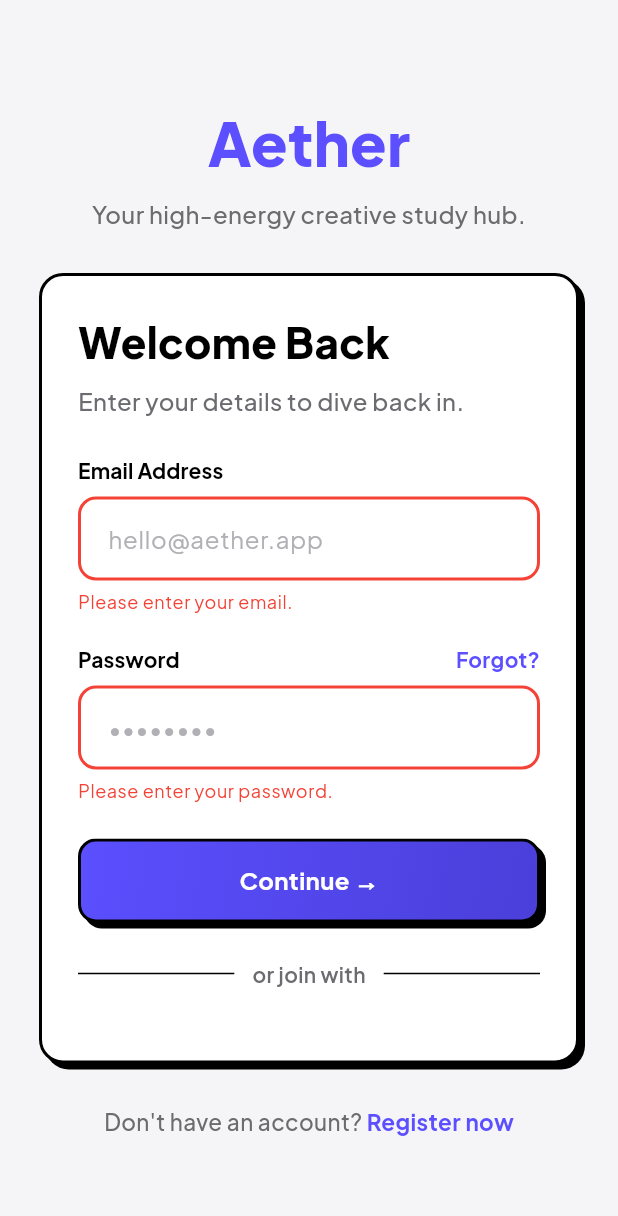
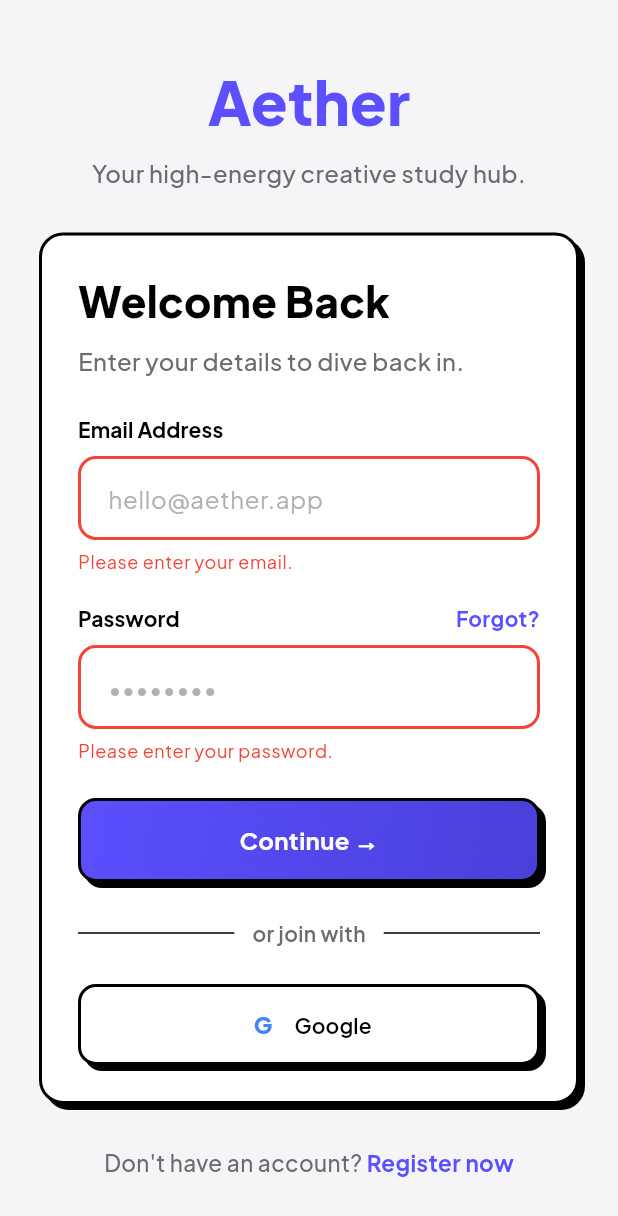
Before and after one commit to MajidFQ/Aether, a Flutter app: the screen it shows after launch, after a tap on "Continue →", on a phone screen of 412 x 824 dp. Shown: the top 1216 px of the screen. Run offline on Flutter 3.47's test engine with Material 3 defaults, Android fonts, the phone set to English and light mode, and no system bars; our stand-ins replace firebase_auth, firebase_core, google_fonts, google_sign_in; accounts and stored records are empty; network calls fail.

Commit message:
fix: repair Google Sign-In functionality for web

```diff
--- a/lib/main.dart
+++ b/lib/main.dart
@@ -13,11 +13,6 @@ Future<void> main() async {
   await Firebase.initializeApp(
     options: DefaultFirebaseOptions.currentPlatform,
   );
-
-  // Do not call GoogleSignIn.instance.initialize() here: on web it requires an
-  // OAuth Web client ID (meta tag or dart-define) and will assert before runApp,
-  // which shows a blank page. Initialization runs lazily in AuthService when
-  // the user taps "Google".
 
   runApp(
     Provider<AuthService>(
--- a/lib/screens/auth/login_screen.dart
+++ b/lib/screens/auth/login_screen.dart
@@ -7,32 +7,17 @@ import '../../services/auth_service.dart';
 import '../../widgets/custom_text_field.dart';
 import '../../widgets/social_button.dart';
 
-// =============================================================================
-// Design tokens — match the Figma / spec (colors, radii, shadow).
-// =============================================================================
+// --- Design tokens (neo-brutalist) ---
 
-/// Primary brand purple used for headlines, links, and the main call-to-action.
 const Color _kPrimary = Color(0xFF5B4FFF);
-
-/// Page background behind the floating card.
 const Color _kPageBackground = Color(0xFFF5F5F7);
-
-/// Neo-brutalist outline and hard shadow color.
 const Color _kBorderBlack = Color(0xFF000000);
-
-/// Secondary copy (taglines, hints, divider label).
 const Color _kMutedGray = Color(0xFF6B6B70);
 
-/// Card corner rounding.
 const double _kCardRadius = 16;
-
-/// Inputs, buttons, and social tiles share this corner radius.
 const double _kControlRadius = 12;
-
-/// Inner padding for the white login card.
 const double _kCardPadding = 24;
 
-/// Solid “lifted card” shadow used across the screen.
 const List<BoxShadow> _kNeoShadow = [
   BoxShadow(
     color: Colors.black,
@@ -42,13 +27,11 @@ const List<BoxShadow> _kNeoShadow = [
   ),
 ];
 
-/// Named routes used from this screen (also registered in [MaterialApp.routes]).
 abstract class LoginScreenRoutes {
   static const String home = '/home';
   static const String register = '/register';
 }
 
-/// High-energy neo-brutalist login experience wired to Firebase via [AuthService].
 class LoginScreen extends StatefulWidget {
   const LoginScreen({super.key});
 
@@ -57,24 +40,14 @@ class LoginScreen extends StatefulWidget {
 }
 
 class _LoginScreenState extends State<LoginScreen> {
-  // ---------------------------------------------------------------------------
-  // Controllers — keep text separate from the widget tree so values survive
-  // rebuilds and can be disposed cleanly in [dispose].
-  // ---------------------------------------------------------------------------
+  // --- State & controllers ---
+
   final TextEditingController emailController = TextEditingController();
   final TextEditingController passwordController = TextEditingController();
 
-  /// When true, email/password and social actions are disabled and the primary
-  /// button shows a spinner instead of the label.
   bool isLoading = false;
-
-  /// Client-side validation for the email field (format).
   String? emailError;
-
-  /// Client-side validation for the password field (length).
   String? passwordError;
-
-  /// Firebase or network error that is not tied to a single field.
   String? firebaseError;
 
   @override
@@ -84,31 +57,23 @@ class _LoginScreenState extends State<LoginScreen> {
     super.dispose();
   }
 
-  // ---------------------------------------------------------------------------
-  // Validation helpers — small pure functions keep the UI code readable.
-  // ---------------------------------------------------------------------------
+  // --- Auth & validation ---
 
-  /// Returns `null` when the string looks like a normal email address.
-  String? validateEmailFormat(String value) {
-    final trimmed = value.trim();
-    if (trimmed.isEmpty) return 'Please enter your email.';
-    final emailPattern = RegExp(r'^[^@\s]+@[^@\s]+\.[^@\s]+$');
-    if (!emailPattern.hasMatch(trimmed)) {
+  String? _validateEmail(String value) {
+    final t = value.trim();
+    if (t.isEmpty) return 'Please enter your email.';
+    if (!RegExp(r'^[^@\s]+@[^@\s]+\.[^@\s]+$').hasMatch(t)) {
       return 'Enter a valid email address.';
     }
     return null;
   }
 
-  /// Firebase password rules are stricter; we enforce at least six characters.
-  String? validatePasswordLength(String value) {
+  String? _validatePassword(String value) {
     if (value.isEmpty) return 'Please enter your password.';
-    if (value.length < 6) {
-      return 'Password must be at least 6 characters.';
-    }
+    if (value.length < 6) return 'Password must be at least 6 characters.';
     return null;
   }
 
-  /// Clears server-side errors whenever the user edits a field.
   void _onEmailChanged(String _) {
     if (firebaseError != null || emailError != null) {
       setState(() {
@@ -127,49 +92,36 @@ class _LoginScreenState extends State<LoginScreen> {
     }
   }
 
-  /// Maps [FirebaseAuthException.code] to short, human-readable copy.
-  void _applyFirebaseAuthError(FirebaseAuthException e) {
-    switch (e.code) {
-      case 'invalid-email':
+  void _mapFirebaseAuthError(FirebaseAuthException e) {
+    final code = e.code;
+    if (code == 'invalid-email') {
       emailError = 'That email address is not valid.';
-        break;
-      case 'user-disabled':
+    } else if (code == 'user-disabled') {
       firebaseError = 'This account has been disabled.';
-        break;
-      case 'user-not-found':
+    } else if (code == 'user-not-found') {
       emailError = 'No account found for that email.';
-        break;
-      case 'wrong-password':
+    } else if (code == 'wrong-password') {
       passwordError = 'Incorrect password. Try again.';
-        break;
-      case 'invalid-credential':
-      case 'invalid-login-credentials':
-        firebaseError = 'Those credentials did not work. Check email/password.';
-        break;
-      default:
+    } else if (code == 'invalid-credential' ||
+        code == 'invalid-login-credentials') {
+      firebaseError =
+          'Those credentials did not work. Check email/password.';
+    } else {
       firebaseError = e.message ?? 'Something went wrong. Please try again.';
     }
   }
 
-  // ---------------------------------------------------------------------------
-  // Auth actions — delegate all Firebase work to [AuthService].
-  // ---------------------------------------------------------------------------
-
-  Future<void> _handleEmailLogin(AuthService auth) async {
+  Future<void> _loginWithEmail(AuthService auth) async {
     FocusScope.of(context).unfocus();
 
     setState(() {
-      emailError = validateEmailFormat(emailController.text);
-      passwordError = validatePasswordLength(passwordController.text);
+      emailError = _validateEmail(emailController.text);
+      passwordError = _validatePassword(passwordController.text);
       firebaseError = null;
     });
-
-    if (emailError != null || passwordError != null) {
-      return;
-    }
+    if (emailError != null || passwordError != null) return;
 
     setState(() => isLoading = true);
-
     try {
       await auth.signInWithEmailAndPassword(
         email: emailController.text.trim(),
@@ -178,17 +130,15 @@ class _LoginScreenState extends State<LoginScreen> {
       if (!mounted) return;
       Navigator.of(context).pushReplacementNamed(LoginScreenRoutes.home);
     } on FirebaseAuthException catch (e) {
-      setState(() => _applyFirebaseAuthError(e));
+      setState(() => _mapFirebaseAuthError(e));
     } catch (e) {
-      setState(() {
-        firebaseError = 'Unexpected error: $e';
-      });
+      setState(() => firebaseError = 'Unexpected error: $e');
     } finally {
       if (mounted) setState(() => isLoading = false);
     }
   }
 
-  Future<void> _handleGoogleLogin(AuthService auth) async {
+  Future<void> _loginWithGoogle(AuthService auth) async {
     FocusScope.of(context).unfocus();
     setState(() {
       firebaseError = null;
@@ -199,32 +149,23 @@ class _LoginScreenState extends State<LoginScreen> {
       if (!mounted) return;
       Navigator.of(context).pushReplacementNamed(LoginScreenRoutes.home);
     } on FirebaseAuthException catch (e) {
-      setState(() => _applyFirebaseAuthError(e));
+      setState(() => _mapFirebaseAuthError(e));
     } on StateError catch (e) {
-      // User cancelled, or we couldn't initialize Google Sign-In on web.
       if (e.message == 'Google sign-in was cancelled.') return;
-      if (mounted) {
-        final msg = e.message;
-        setState(() => firebaseError =
-            msg.isNotEmpty ? msg : 'Google sign-in failed.');
-      }
+      final m = e.message;
+      setState(
+        () => firebaseError =
+            m.isNotEmpty ? m : 'Google sign-in failed.',
+      );
     } catch (e) {
-      if (mounted) {
-        ScaffoldMessenger.of(context).showSnackBar(
-          SnackBar(content: Text('Google sign-in failed: $e')),
-        );
-      }
+      setState(() => firebaseError = 'Google sign-in failed: $e');
     } finally {
       if (mounted) setState(() => isLoading = false);
     }
   }
 
-
-
-  /// Opens a lightweight dialog so the user can request a reset link.
-  Future<void> _showForgotPasswordDialog(AuthService auth) async {
-    final resetEmailController =
-        TextEditingController(text: emailController.text.trim());
+  Future<void> _forgotPassword(AuthService auth) async {
+    final resetCtrl = TextEditingController(text: emailController.text.trim());
 
     await showDialog<void>(
       context: context,
@@ -232,7 +173,7 @@ class _LoginScreenState extends State<LoginScreen> {
         return AlertDialog(
           title: const Text('Reset password'),
           content: TextField(
-            controller: resetEmailController,
+            controller: resetCtrl,
             keyboardType: TextInputType.emailAddress,
             decoration: const InputDecoration(
               labelText: 'Email',
@@ -246,17 +187,17 @@ class _LoginScreenState extends State<LoginScreen> {
             ),
             TextButton(
               onPressed: () async {
-                final email = resetEmailController.text.trim();
-                final formatError = validateEmailFormat(email);
-                if (formatError != null) {
-                  if (!mounted) return;
+                final err = _validateEmail(resetCtrl.text);
+                if (err != null) {
+                  if (mounted) {
                     ScaffoldMessenger.of(context).showSnackBar(
-                    SnackBar(content: Text(formatError)),
+                      SnackBar(content: Text(err)),
                     );
+                  }
                   return;
                 }
                 try {
-                  await auth.sendPasswordResetEmail(email);
+                  await auth.sendPasswordResetEmail(resetCtrl.text.trim());
                   if (dialogContext.mounted) {
                     Navigator.of(dialogContext).pop();
                   }
@@ -269,7 +210,9 @@ class _LoginScreenState extends State<LoginScreen> {
                 } on FirebaseAuthException catch (e) {
                   if (!mounted) return;
                   ScaffoldMessenger.of(context).showSnackBar(
-                    SnackBar(content: Text(e.message ?? 'Could not send email.')),
+                    SnackBar(
+                      content: Text(e.message ?? 'Could not send email.'),
+                    ),
                   );
                 }
               },
@@ -280,96 +223,12 @@ class _LoginScreenState extends State<LoginScreen> {
       },
     );
 
-    resetEmailController.dispose();
+    resetCtrl.dispose();
   }
 
-  // ---------------------------------------------------------------------------
-  // UI building blocks — each helper returns one focused chunk of the layout.
-  // ---------------------------------------------------------------------------
+  // --- UI sections (same look as before) ---
 
-  /// Top branding outside the card (name + tagline).
-  Widget _buildHeader() {
-    return Column(
-      children: [
-        Text(
-          'Aether',
-          style: GoogleFonts.plusJakartaSans(
-            fontSize: 40,
-            fontWeight: FontWeight.w800,
-            color: _kPrimary,
-          ),
-        ),
-        const SizedBox(height: 8),
-        Text(
-          'Your high-energy creative study hub.',
-          textAlign: TextAlign.center,
-          style: GoogleFonts.plusJakartaSans(
-            fontSize: 16,
-            fontWeight: FontWeight.w500,
-            color: _kMutedGray,
-          ),
-        ),
-      ],
-    );
-  }
-
-  /// White elevated panel that wraps the entire form.
-  Widget _buildLoginCard(AuthService auth) {
-    return Container(
-      decoration: BoxDecoration(
-        color: Colors.white,
-        borderRadius: BorderRadius.circular(_kCardRadius),
-        border: Border.all(color: _kBorderBlack, width: 2),
-        boxShadow: _kNeoShadow,
-      ),
-      padding: const EdgeInsets.all(_kCardPadding),
-      child: Column(
-        crossAxisAlignment: CrossAxisAlignment.stretch,
-        children: [
-          Text(
-            'Welcome Back',
-            style: GoogleFonts.plusJakartaSans(
-              fontSize: 28,
-              fontWeight: FontWeight.w800,
-              color: _kBorderBlack,
-            ),
-          ),
-          const SizedBox(height: 8),
-          Text(
-            'Enter your details to dive back in.',
-            style: GoogleFonts.plusJakartaSans(
-              fontSize: 16,
-              fontWeight: FontWeight.w500,
-              color: _kMutedGray,
-            ),
-          ),
-          const SizedBox(height: 24),
-          buildEmailField(),
-          const SizedBox(height: 20),
-          buildPasswordField(auth),
-          if (firebaseError != null) ...[
-            const SizedBox(height: 12),
-            Text(
-              firebaseError!,
-              style: GoogleFonts.plusJakartaSans(
-                fontSize: 13,
-                color: Colors.red,
-                fontWeight: FontWeight.w500,
-              ),
-            ),
-          ],
-          const SizedBox(height: 24),
-          buildContinueButton(auth),
-          const SizedBox(height: 24),
-          _buildDivider(),
-          const SizedBox(height: 24),
-        ],
-      ),
-    );
-  }
-
-  /// Email text field with validation messaging.
-  Widget buildEmailField() {
+  Widget _emailField() {
     return CustomTextField(
       label: 'Email Address',
       controller: emailController,
@@ -381,12 +240,11 @@ class _LoginScreenState extends State<LoginScreen> {
     );
   }
 
-  /// Password field with inline “Forgot?” action on the label row.
-  Widget buildPasswordField(AuthService auth) {
+  Widget _passwordField(AuthService auth) {
     return CustomTextField(
       label: 'Password',
       labelTrailing: GestureDetector(
-        onTap: isLoading ? null : () => _showForgotPasswordDialog(auth),
+        onTap: isLoading ? null : () => _forgotPassword(auth),
         child: Text(
           'Forgot?',
           style: GoogleFonts.plusJakartaSans(
@@ -407,8 +265,7 @@ class _LoginScreenState extends State<LoginScreen> {
     );
   }
 
-  /// Primary filled button with gradient fill, border, and neo shadow.
-  Widget buildContinueButton(AuthService auth) {
+  Widget _continueButton(AuthService auth) {
     return Container(
       decoration: const BoxDecoration(
         borderRadius: BorderRadius.all(Radius.circular(_kControlRadius)),
@@ -418,16 +275,13 @@ class _LoginScreenState extends State<LoginScreen> {
         color: Colors.transparent,
         child: InkWell(
           borderRadius: BorderRadius.circular(_kControlRadius),
-          onTap: isLoading ? null : () => _handleEmailLogin(auth),
+          onTap: isLoading ? null : () => _loginWithEmail(auth),
           child: Ink(
             decoration: BoxDecoration(
               borderRadius: BorderRadius.circular(_kControlRadius),
               border: Border.all(color: _kBorderBlack, width: 2),
               gradient: const LinearGradient(
-                colors: [
-                  Color(0xFF5B4FFF),
-                  Color(0xFF4A3FD9),
-                ],
+                colors: [Color(0xFF5B4FFF), Color(0xFF4A3FD9)],
                 begin: Alignment.topLeft,
                 end: Alignment.bottomRight,
               ),
@@ -460,29 +314,14 @@ class _LoginScreenState extends State<LoginScreen> {
     );
   }
 
-  /// “Or join with” label framed by thin horizontal rules.
-  Widget _buildDivider() {
-    final lineStyle = GoogleFonts.plusJakartaSans(
-      fontSize: 14,
-      fontWeight: FontWeight.w600,
-      color: _kMutedGray,
-    );
-
+  /// Web uses Firebase popup inside [AuthService]; Android uses `google_sign_in` — same UI entry point.
+  Widget _googleButton(AuthService auth) {
     return Row(
       children: [
-        const Expanded(child: Divider(color: _kBorderBlack, thickness: 1)),
-        Padding(
-          padding: const EdgeInsets.symmetric(horizontal: 12),
-          child: Text('or join with', style: lineStyle),
-        ),
-        const Expanded(child: Divider(color: _kBorderBlack, thickness: 1)),
-      ],
-    );
-  }
-
-  /// Loads the colorful Google mark when network is available; falls back locally.
-  Widget _buildGoogleIcon() {
-    return SizedBox(
+        Expanded(
+          child: SocialButton(
+            label: 'Google',
+            icon: SizedBox(
               width: 22,
               height: 22,
               child: Image.network(
@@ -500,35 +339,9 @@ class _LoginScreenState extends State<LoginScreen> {
                   );
                 },
               ),
-    );
-  }
-
-
-  /// Footer copy with tappable “Register now”.
-  Widget _buildFooter() {
-    final baseStyle = GoogleFonts.plusJakartaSans(
-      fontSize: 15,
-      fontWeight: FontWeight.w500,
-      color: _kMutedGray,
-    );
-
-    return Wrap(
-      alignment: WrapAlignment.center,
-      crossAxisAlignment: WrapCrossAlignment.center,
-      children: [
-        Text("Don't have an account? ", style: baseStyle),
-        GestureDetector(
-          onTap: isLoading
-              ? null
-              : () {
-                  Navigator.of(context).pushNamed(LoginScreenRoutes.register);
-                },
-          child: Text(
-            'Register now',
-            style: baseStyle.copyWith(
-              color: _kPrimary,
-              fontWeight: FontWeight.w700,
             ),
+            isEnabled: !isLoading,
+            onPressed: () => _loginWithGoogle(auth),
           ),
         ),
       ],
@@ -538,9 +351,18 @@ class _LoginScreenState extends State<LoginScreen> {
   @override
   Widget build(BuildContext context) {
     final auth = context.read<AuthService>();
-
     final textTheme = GoogleFonts.plusJakartaSansTextTheme(
       Theme.of(context).textTheme,
+    );
+    final dividerLabelStyle = GoogleFonts.plusJakartaSans(
+      fontSize: 14,
+      fontWeight: FontWeight.w600,
+      color: _kMutedGray,
+    );
+    final footerStyle = GoogleFonts.plusJakartaSans(
+      fontSize: 15,
+      fontWeight: FontWeight.w500,
+      color: _kMutedGray,
     );
 
     return Theme(
@@ -551,26 +373,133 @@ class _LoginScreenState extends State<LoginScreen> {
       child: Scaffold(
         backgroundColor: _kPageBackground,
         body: SafeArea(
-          child: LayoutBuilder(
-            builder: (context, constraints) {
-              return Center(
+          child: Center(
             child: ConstrainedBox(
               constraints: const BoxConstraints(maxWidth: 400),
               child: SingleChildScrollView(
-                    padding: const EdgeInsets.symmetric(horizontal: 20, vertical: 24),
+                padding:
+                    const EdgeInsets.symmetric(horizontal: 20, vertical: 24),
                 child: Column(
                   children: [
-                        _buildHeader(),
+                    Text(
+                      'Aether',
+                      style: GoogleFonts.plusJakartaSans(
+                        fontSize: 40,
+                        fontWeight: FontWeight.w800,
+                        color: _kPrimary,
+                      ),
+                    ),
+                    const SizedBox(height: 8),
+                    Text(
+                      'Your high-energy creative study hub.',
+                      textAlign: TextAlign.center,
+                      style: GoogleFonts.plusJakartaSans(
+                        fontSize: 16,
+                        fontWeight: FontWeight.w500,
+                        color: _kMutedGray,
+                      ),
+                    ),
                     const SizedBox(height: 28),
-                        _buildLoginCard(auth),
+                    Container(
+                      decoration: BoxDecoration(
+                        color: Colors.white,
+                        borderRadius: BorderRadius.circular(_kCardRadius),
+                        border: Border.all(color: _kBorderBlack, width: 2),
+                        boxShadow: _kNeoShadow,
+                      ),
+                      padding: const EdgeInsets.all(_kCardPadding),
+                      child: Column(
+                        crossAxisAlignment: CrossAxisAlignment.stretch,
+                        children: [
+                          Text(
+                            'Welcome Back',
+                            style: GoogleFonts.plusJakartaSans(
+                              fontSize: 28,
+                              fontWeight: FontWeight.w800,
+                              color: _kBorderBlack,
+                            ),
+                          ),
+                          const SizedBox(height: 8),
+                          Text(
+                            'Enter your details to dive back in.',
+                            style: GoogleFonts.plusJakartaSans(
+                              fontSize: 16,
+                              fontWeight: FontWeight.w500,
+                              color: _kMutedGray,
+                            ),
+                          ),
+                          const SizedBox(height: 24),
+                          _emailField(),
+                          const SizedBox(height: 20),
+                          _passwordField(auth),
+                          if (firebaseError != null) ...[
+                            const SizedBox(height: 12),
+                            Text(
+                              firebaseError!,
+                              style: GoogleFonts.plusJakartaSans(
+                                fontSize: 13,
+                                color: Colors.red,
+                                fontWeight: FontWeight.w500,
+                              ),
+                            ),
+                          ],
+                          const SizedBox(height: 24),
+                          _continueButton(auth),
+                          const SizedBox(height: 24),
+                          Row(
+                            children: [
+                              const Expanded(
+                                child: Divider(
+                                  color: _kBorderBlack,
+                                  thickness: 1,
+                                ),
+                              ),
+                              Padding(
+                                padding:
+                                    const EdgeInsets.symmetric(horizontal: 12),
+                                child: Text(
+                                  'or join with',
+                                  style: dividerLabelStyle,
+                                ),
+                              ),
+                              const Expanded(
+                                child: Divider(
+                                  color: _kBorderBlack,
+                                  thickness: 1,
+                                ),
+                              ),
+                            ],
+                          ),
+                          const SizedBox(height: 24),
+                          _googleButton(auth),
+                        ],
+                      ),
+                    ),
                     const SizedBox(height: 28),
-                        _buildFooter(),
+                    Wrap(
+                      alignment: WrapAlignment.center,
+                      crossAxisAlignment: WrapCrossAlignment.center,
+                      children: [
+                        Text("Don't have an account? ", style: footerStyle),
+                        GestureDetector(
+                          onTap: isLoading
+                              ? null
+                              : () => Navigator.of(context)
+                                  .pushNamed(LoginScreenRoutes.register),
+                          child: Text(
+                            'Register now',
+                            style: footerStyle.copyWith(
+                              color: _kPrimary,
+                              fontWeight: FontWeight.w700,
+                            ),
+                          ),
+                        ),
+                      ],
+                    ),
                   ],
                 ),
               ),
             ),
-              );
-            },
           ),
         ),
       ),
--- a/lib/widgets/social_button.dart
+++ b/lib/widgets/social_button.dart
@@ -1,8 +1,6 @@
 import 'package:flutter/material.dart';
 
 /// Outlined social login tile: white background, black border, offset shadow.
-///
-/// Matches the "Google" / "Apple" buttons in the login mockup.
 class SocialButton extends StatelessWidget {
   const SocialButton({
     super.key,
@@ -12,7 +10,7 @@ class SocialButton extends StatelessWidget {
     this.isEnabled = true,
   });
 
-  /// Text next to the icon ("Google", "Apple").
+  /// Text next to the icon (e.g. "Google").
   final String label;
 
   /// Called when the user taps the button (only if [isEnabled] is true).
--- a/pubspec.yaml
+++ b/pubspec.yaml
@@ -26,8 +26,6 @@ dependencies:
   flutter_markdown: ^0.6.18
   intl: ^0.18.1
   google_fonts: ^6.1.0
-  crypto: ^3.0.3
-  sign_in_with_apple: ^6.1.3
 
 dev_dependencies:
   flutter_test:
```
Also changed, not shown: lib/services/auth_service.dart (+68 -48 lines), pubspec.lock, 1 other file. Lines whose indentation alone changed are shown as unchanged.
